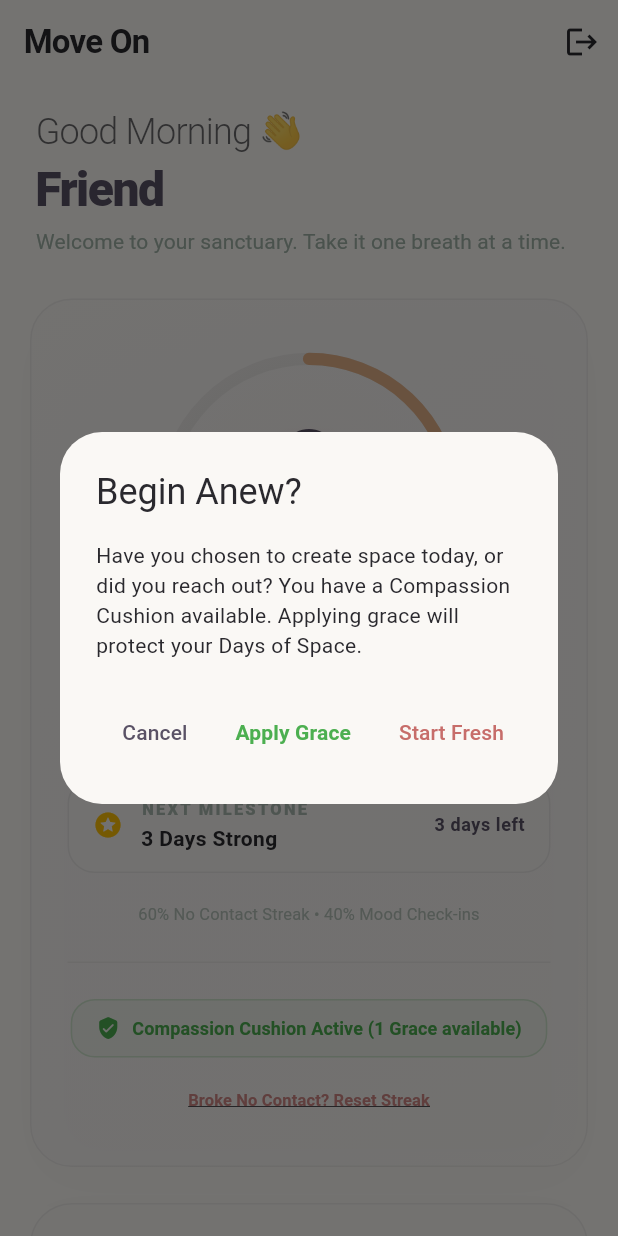
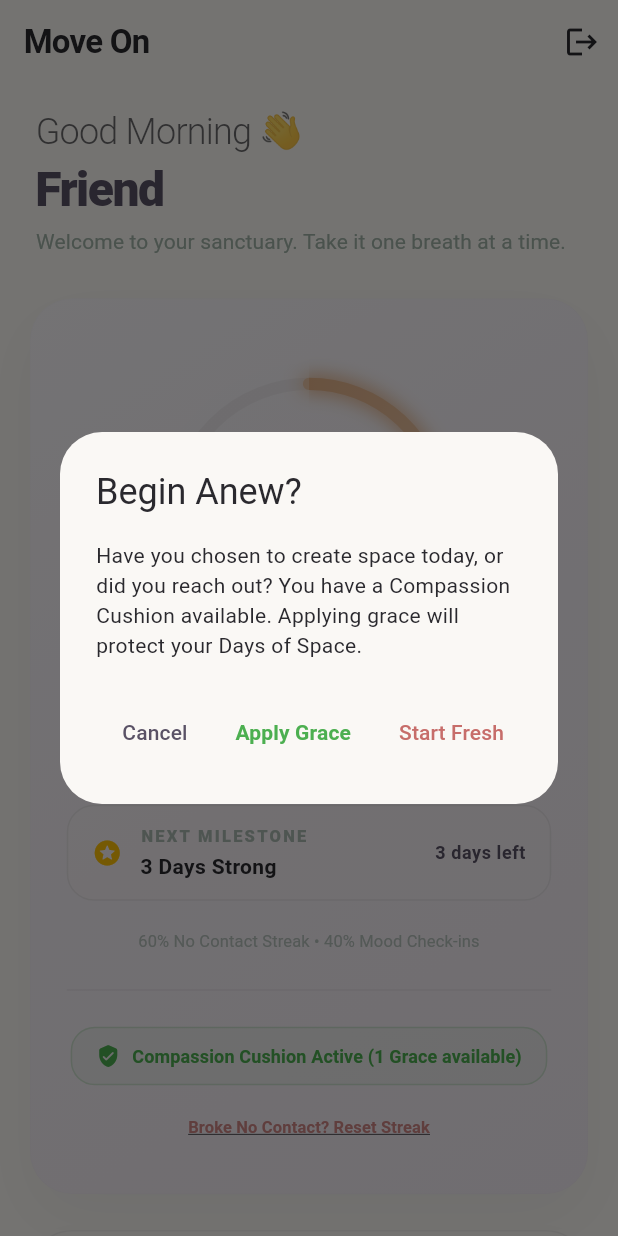
Before and after one commit to geekyprem1/moveon, a Flutter app: the DashboardScreen screen opened directly, after a tap on "Broke No Contact? Reset Streak", on a phone screen of 412 x 824 dp. Run offline on Flutter 3.47's test engine with Material 3 defaults, Android fonts, the phone set to English and light mode, and no system bars; our stand-ins replace audioplayers, cloud_firestore, firebase_analytics, firebase_auth, firebase_core, firebase_crashlytics and 9 more; accounts and stored records are empty.

Commit message:
Refactor dashboard custom painter and journal card list to fix compilation and syntax errors

```diff
--- a/lib/features/dashboard/presentation/dashboard_screen.dart
+++ b/lib/features/dashboard/presentation/dashboard_screen.dart
@@ -1,3 +1,4 @@
+import 'dart:math';
 import 'package:flutter/material.dart';
 import 'package:flutter_riverpod/flutter_riverpod.dart';
 
@@ -75,13 +76,26 @@ class DashboardScreen extends ConsumerWidget {
   }
 
   void _showEmergencySupport(BuildContext context, WidgetRef ref, int streak, double score) {
-    showDialog(
+    showGeneralDialog(
       context: context,
       barrierDismissible: true,
-      builder: (context) {
+      barrierLabel: 'Sanctuary',
+      barrierColor: Colors.black.withAlpha(150),
+      transitionDuration: const Duration(milliseconds: 450),
+      pageBuilder: (context, anim1, anim2) {
         return EmergencyDialog(
           streakDays: streak,
           recoveryScore: score,
+        );
+      },
+      transitionBuilder: (context, anim, secondaryAnim, child) {
+        final curve = CurvedAnimation(parent: anim, curve: Curves.easeOutBack);
+        return ScaleTransition(
+          scale: curve,
+          child: FadeTransition(
+            opacity: anim,
+            child: child,
+          ),
         );
       },
     );
@@ -346,7 +360,16 @@ class DashboardScreen extends ConsumerWidget {
             }
           },
           child: AnimatedSwitcher(
-            duration: const Duration(milliseconds: 250),
+            duration: const Duration(milliseconds: 300),
+            transitionBuilder: (child, animation) {
+              return ScaleTransition(
+                scale: animation,
+                child: FadeTransition(
+                  opacity: animation,
+                  child: child,
+                ),
+              );
+            },
             child: isDone
                 ? Container(
                     key: const ValueKey('done'),
@@ -546,9 +569,22 @@ class DashboardScreen extends ConsumerWidget {
             child: SingleChildScrollView(
               physics: const AlwaysScrollableScrollPhysics(),
               padding: const EdgeInsets.symmetric(horizontal: 20.0, vertical: 12.0),
-              child: Column(
-                crossAxisAlignment: CrossAxisAlignment.stretch,
-                children: [
+              child: TweenAnimationBuilder<double>(
+                tween: Tween<double>(begin: 0.0, end: 1.0),
+                duration: const Duration(milliseconds: 500),
+                curve: Curves.easeOutCubic,
+                builder: (context, animValue, child) {
+                  return Opacity(
+                    opacity: animValue,
+                    child: Transform.translate(
+                      offset: Offset(0, 30 * (1.0 - animValue)),
+                      child: child,
+                    ),
+                  );
+                },
+                child: Column(
+                  crossAxisAlignment: CrossAxisAlignment.stretch,
+                  children: [
                   // 1. Welcome Greeting Header (Calm/Stoic Warm greeting style)
                   Padding(
                     padding: const EdgeInsets.only(left: 4.0, bottom: 28.0, top: 4.0),
@@ -588,25 +624,31 @@ class DashboardScreen extends ConsumerWidget {
                   // 2. Hero Progress Ring & Recovery Card Container
                   Container(
                     decoration: BoxDecoration(
-                      color: theme.colorScheme.surface,
                       borderRadius: BorderRadius.circular(28),
                       border: Border.all(
-                        color: theme.colorScheme.onSurface.withAlpha(15),
-                        width: 1,
+                        color: theme.colorScheme.onSurface.withAlpha(isDark ? 8 : 4),
+                        width: 0.5,
                       ),
                       gradient: LinearGradient(
                         begin: Alignment.topLeft,
                         end: Alignment.bottomRight,
-                        colors: [
-                          theme.colorScheme.surface,
-                          theme.colorScheme.primaryContainer.withAlpha(5),
-                        ],
+                        colors: isDark
+                            ? const [
+                                Color(0xFF1E1A22),
+                                Color(0xFF17131B),
+                                Color(0xFF141018),
+                              ]
+                            : const [
+                                Color(0xFFFCFAFD),
+                                Color(0xFFF7F2F8),
+                                Color(0xFFF5EEF6),
+                              ],
                       ),
                       boxShadow: [
                         BoxShadow(
-                          color: Colors.black.withAlpha(4),
-                          blurRadius: 32,
-                          offset: const Offset(0, 12),
+                          color: Colors.black.withAlpha(isDark ? 30 : 10),
+                          blurRadius: 36,
+                          offset: const Offset(0, 16),
                         ),
                       ],
                     ),
@@ -625,13 +667,13 @@ class DashboardScreen extends ConsumerWidget {
                           Row(
                             mainAxisAlignment: MainAxisAlignment.center,
                             children: [
-                              // Stage Pill
+                              // Stage Pill (tinted background, no pure white)
                               Container(
                                 padding: const EdgeInsets.symmetric(horizontal: 14, vertical: 8),
                                 decoration: BoxDecoration(
-                                  color: scoreColor.withAlpha(20),
+                                  color: isDark ? const Color(0xFF2C1E22) : const Color(0xFFFFF2F5),
                                   borderRadius: BorderRadius.circular(24),
-                                  border: Border.all(color: scoreColor.withAlpha(51), width: 1),
+                                  border: Border.all(color: scoreColor.withAlpha(isDark ? 40 : 25), width: 0.5),
                                 ),
                                 child: Row(
                                   mainAxisSize: MainAxisSize.min,
@@ -655,15 +697,15 @@ class DashboardScreen extends ConsumerWidget {
                                 ),
                               ),
                               const SizedBox(width: 10),
-                              // Score Pill
+                              // Score Pill (tinted background, no pure white)
                               Container(
                                 padding: const EdgeInsets.symmetric(horizontal: 14, vertical: 8),
                                 decoration: BoxDecoration(
-                                  color: theme.colorScheme.surfaceContainerHighest.withAlpha(128),
+                                  color: isDark ? const Color(0xFF201B24) : const Color(0xFFF8F2F8),
                                   borderRadius: BorderRadius.circular(24),
                                   border: Border.all(
-                                    color: theme.colorScheme.outline.withAlpha(20),
-                                    width: 1,
+                                    color: theme.colorScheme.outline.withAlpha(isDark ? 15 : 10),
+                                    width: 0.5,
                                   ),
                                 ),
                                 child: Text(
@@ -1356,7 +1398,8 @@ class DashboardScreen extends ConsumerWidget {
                 ],
               ),
             ),
-          );
+          ),
+        );
         },
       ),
     );
@@ -1390,7 +1433,7 @@ class _MoodOption extends StatelessWidget {
       child: GestureDetector(
         onTap: onTap,
         child: AnimatedScale(
-          scale: isSelected ? 1.12 : 1.0,
+          scale: isSelected ? 1.08 : 1.0,
           duration: const Duration(milliseconds: 250),
           curve: Curves.easeOutBack,
           child: AnimatedContainer(
@@ -1407,9 +1450,9 @@ class _MoodOption extends StatelessWidget {
               boxShadow: isSelected
                   ? [
                       BoxShadow(
-                        color: theme.colorScheme.primary.withAlpha(38),
-                        blurRadius: 12,
-                        offset: const Offset(0, 6),
+                        color: theme.colorScheme.primary.withAlpha(25),
+                        blurRadius: 16,
+                        offset: const Offset(0, 4),
                       )
                     ]
                   : [],
@@ -1456,9 +1499,11 @@ class _StreakProgressRing extends StatefulWidget {
   State<_StreakProgressRing> createState() => _StreakProgressRingState();
 }
 
-class _StreakProgressRingState extends State<_StreakProgressRing> with SingleTickerProviderStateMixin {
+class _StreakProgressRingState extends State<_StreakProgressRing> with TickerProviderStateMixin {
   late final AnimationController _pulseController;
   late final Animation<double> _scaleAnimation;
+  late final AnimationController _progressController;
+  late final Animation<double> _progressAnimation;
 
   @override
   void initState() {
@@ -1474,36 +1519,54 @@ class _StreakProgressRingState extends State<_StreakProgressRing> with SingleTic
         curve: Curves.easeInOut,
       ),
     );
+
+    _progressController = AnimationController(
+      vsync: this,
+      duration: const Duration(milliseconds: 1500),
+    );
+
+    _progressAnimation = Tween<double>(
+      begin: 0.0,
+      end: widget.recoveryScore / 100.0,
+    ).animate(CurvedAnimation(
+      parent: _progressController,
+      curve: Curves.easeOutCubic,
+    ));
+
+    _progressController.forward();
   }
 
   @override
   void dispose() {
     _pulseController.dispose();
+    _progressController.dispose();
     super.dispose();
   }
 
   @override
   Widget build(BuildContext context) {
     final theme = Theme.of(context);
+    final bool isDark = theme.brightness == Brightness.dark;
+
     return ScaleTransition(
       scale: _scaleAnimation,
       child: Center(
         child: Stack(
           alignment: Alignment.center,
           children: [
-            // Soft glowing backdrop
+            // Soft glowing backdrop (radial glow behind ring, 5% - 8% opacity)
             Container(
-              width: 200,
-              height: 200,
+              width: 220,
+              height: 220,
               decoration: BoxDecoration(
                 shape: BoxShape.circle,
                 gradient: RadialGradient(
                   colors: [
-                    widget.scoreColor.withAlpha(25),
-                    widget.scoreColor.withAlpha(5),
+                    widget.scoreColor.withAlpha(isDark ? 18 : 12),
+                    widget.scoreColor.withAlpha(3),
                     Colors.transparent,
                   ],
-                  stops: const [0.0, 0.6, 1.0],
+                  stops: const [0.0, 0.55, 1.0],
                 ),
               ),
             ),
@@ -1519,28 +1582,29 @@ class _StreakProgressRingState extends State<_StreakProgressRing> with SingleTic
                 painter: _SanctuarySunrisePainter(
                   primaryColor: widget.scoreColor,
                   secondaryColor: theme.colorScheme.secondary,
-                  backgroundColor: theme.colorScheme.surface,
+                  backgroundColor: isDark ? const Color(0xFF1E1A22) : const Color(0xFFFCFAFD),
                 ),
               ),
             ),
-            SizedBox(
-              width: 190,
-              height: 190,
-              child: CircularProgressIndicator(
-                value: 1.0,
-                strokeWidth: 8,
-                color: theme.colorScheme.onSurface.withAlpha(15),
-              ),
-            ),
-            SizedBox(
-              width: 190,
-              height: 190,
-              child: CircularProgressIndicator(
-                value: widget.recoveryScore / 100.0,
-                strokeWidth: 8,
-                color: widget.scoreColor,
-                strokeCap: StrokeCap.round,
-              ),
+            // Animated Custom Paint Progress Ring (Gradient progress stroke, soft glow)
+            AnimatedBuilder(
+              animation: _progressAnimation,
+              builder: (context, child) {
+                final startColor = widget.scoreColor;
+                final endColor = Color.lerp(widget.scoreColor, Colors.white, isDark ? 0.35 : 0.25) ?? widget.scoreColor;
+                return SizedBox(
+                  width: 192,
+                  height: 192,
+                  child: CustomPaint(
+                    painter: _StreakRingPainter(
+                      progress: _progressAnimation.value,
+                      baseColor: theme.colorScheme.onSurface.withAlpha(isDark ? 18 : 12),
+                      startColor: startColor,
+                      endColor: endColor,
+                    ),
+                  ),
+                );
+              },
             ),
             Column(
               mainAxisSize: MainAxisSize.min,
@@ -1658,3 +1722,71 @@ class _SanctuarySunrisePainter extends CustomPainter {
   @override
   bool shouldRepaint(covariant _SanctuarySunrisePainter oldDelegate) => false;
 }
+
+class _StreakRingPainter extends CustomPainter {
+  final double progress;
+  final Color baseColor;
+  final Color startColor;
+  final Color endColor;
+
+  _StreakRingPainter({
+    required this.progress,
+    required this.baseColor,
+    required this.startColor,
+    required this.endColor,
+  });
+
+  @override
+  void paint(Canvas canvas, Size size) {
+    final center = Offset(size.width / 2, size.height / 2);
+    final radius = min(size.width, size.height) / 2 - 8;
+    const strokeWidth = 8.0;
+
+    // 1. Draw base track
+    final trackPaint = Paint()
+      ..color = baseColor
+      ..strokeWidth = strokeWidth
+      ..style = PaintingStyle.stroke;
+    canvas.drawCircle(center, radius, trackPaint);
+
+    if (progress <= 0) return;
+
+    // 2. Draw progress arc with sweep gradient
+    final rect = Rect.fromCircle(center: center, radius: radius);
+    final sweepAngle = 2 * pi * progress;
+    final startAngle = -pi / 2;
+
+    final gradient = SweepGradient(
+      colors: [startColor, endColor],
+      startAngle: 0.0,
+      endAngle: sweepAngle,
+      transform: GradientRotation(startAngle),
+    );
+
+    // Glow Paint
+    final glowPaint = Paint()
+      ..strokeWidth = strokeWidth + 4.0
+      ..style = PaintingStyle.stroke
+      ..strokeCap = StrokeCap.round
+      ..shader = gradient.createShader(rect)
+      ..maskFilter = const MaskFilter.blur(BlurStyle.normal, 6);
+
+    // Progress Paint
+    final progressPaint = Paint()
+      ..strokeWidth = strokeWidth
+      ..style = PaintingStyle.stroke
+      ..strokeCap = StrokeCap.round
+      ..shader = gradient.createShader(rect);
+
+    canvas.drawArc(rect, startAngle, sweepAngle, false, glowPaint);
+    canvas.drawArc(rect, startAngle, sweepAngle, false, progressPaint);
+  }
+
+  @override
+  bool shouldRepaint(covariant _StreakRingPainter oldDelegate) {
+    return oldDelegate.progress != progress ||
+        oldDelegate.baseColor != baseColor ||
+        oldDelegate.startColor != startColor ||
+        oldDelegate.endColor != endColor;
+  }
+}
--- a/lib/features/journal/presentation/journal_list_screen.dart
+++ b/lib/features/journal/presentation/journal_list_screen.dart
@@ -204,45 +204,64 @@ class _JournalListScreenState extends ConsumerState<JournalListScreen> {
   }
 }
 
-class _JournalCard extends ConsumerWidget {
+class _JournalCard extends ConsumerStatefulWidget {
   final JournalEntry entry;
 
   const _JournalCard({required this.entry});
 
   @override
-  Widget build(BuildContext context, WidgetRef ref) {
+  ConsumerState<_JournalCard> createState() => _JournalCardState();
+}
+
+class _JournalCardState extends ConsumerState<_JournalCard> {
+  bool _isPressed = false;
+
+  @override
+  Widget build(BuildContext context) {
     final theme = Theme.of(context);
+    final isDark = theme.brightness == Brightness.dark;
 
     // Limit snippet to 3 lines
-    final snippet = entry.note.length > 120
-        ? '${entry.note.substring(0, 120)}...'
-        : entry.note;
+    final snippet = widget.entry.note.length > 120
+        ? '${widget.entry.note.substring(0, 120)}...'
+        : widget.entry.note;
 
-    return Container(
+    final double scale = _isPressed ? 0.98 : 1.0;
+    final double shadowOpacity = _isPressed ? (isDark ? 0.18 : 0.08) : (isDark ? 0.12 : 0.04);
+    final double blurRadius = _isPressed ? 16.0 : 32.0;
+    final Offset offset = _isPressed ? const Offset(0, 4) : const Offset(0, 12);
+
+    return GestureDetector(
+      onTapDown: (_) => setState(() => _isPressed = true),
+      onTapUp: (_) => setState(() => _isPressed = false),
+      onTapCancel: () => setState(() => _isPressed = false),
+      onTap: () {
+        ref.read(hapticServiceProvider).selection();
+        context.go('/journal/edit/${widget.entry.id}');
+      },
+      child: AnimatedScale(
+        scale: scale,
+        duration: const Duration(milliseconds: 150),
+        curve: Curves.easeOutCubic,
+        child: AnimatedContainer(
+          duration: const Duration(milliseconds: 150),
+          curve: Curves.easeOutCubic,
           margin: const EdgeInsets.only(bottom: 16.0),
           decoration: BoxDecoration(
             color: theme.colorScheme.surface,
             borderRadius: BorderRadius.circular(28),
             border: Border.all(
-          color: theme.colorScheme.outline.withAlpha(15),
+              color: theme.colorScheme.outline.withAlpha(isDark ? 10 : 15),
               width: 1,
             ),
             boxShadow: [
               BoxShadow(
-            color: Colors.black.withAlpha(6),
-            blurRadius: 32,
-            offset: const Offset(0, 12),
+                color: Colors.black.withValues(alpha: shadowOpacity),
+                blurRadius: blurRadius,
+                offset: offset,
               ),
             ],
           ),
-      child: Material(
-        color: Colors.transparent,
-        child: InkWell(
-          borderRadius: BorderRadius.circular(28.0),
-          onTap: () {
-            ref.read(hapticServiceProvider).selection();
-            context.go('/journal/edit/${entry.id}');
-          },
           child: Padding(
             padding: const EdgeInsets.all(20.0),
             child: Column(
@@ -254,7 +273,7 @@ class _JournalCard extends ConsumerWidget {
                   children: [
                     Expanded(
                       child: Text(
-                        entry.title.isEmpty ? 'Untitled Entry' : entry.title,
+                        widget.entry.title.isEmpty ? 'Untitled Entry' : widget.entry.title,
                         style: theme.textTheme.titleMedium?.copyWith(
                           fontWeight: FontWeight.w800,
                           fontSize: 16,
@@ -266,9 +285,9 @@ class _JournalCard extends ConsumerWidget {
                     ),
                     const SizedBox(width: 8),
                     Icon(
-                      entry.isSynced ? Icons.cloud_done_rounded : Icons.cloud_off_rounded,
+                      widget.entry.isSynced ? Icons.cloud_done_rounded : Icons.cloud_off_rounded,
                       size: 16,
-                      color: entry.isSynced
+                      color: widget.entry.isSynced
                           ? theme.colorScheme.primary.withAlpha(150)
                           : theme.colorScheme.secondary.withAlpha(150),
                     ),
@@ -278,7 +297,7 @@ class _JournalCard extends ConsumerWidget {
 
                 // Date
                 Text(
-                  DateFormatter.formatDate(entry.date),
+                  DateFormatter.formatDate(widget.entry.date),
                   style: theme.textTheme.bodySmall?.copyWith(
                     color: theme.colorScheme.secondary.withAlpha(180),
                     fontWeight: FontWeight.w500,
```
Lines whose indentation alone changed are shown as unchanged.
